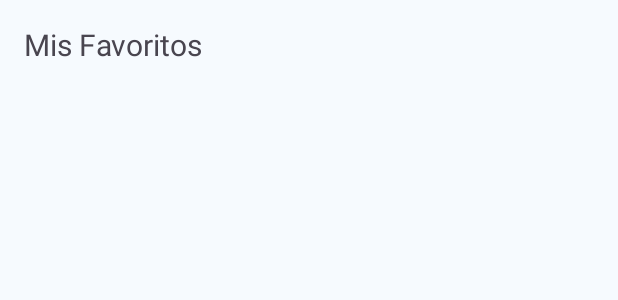
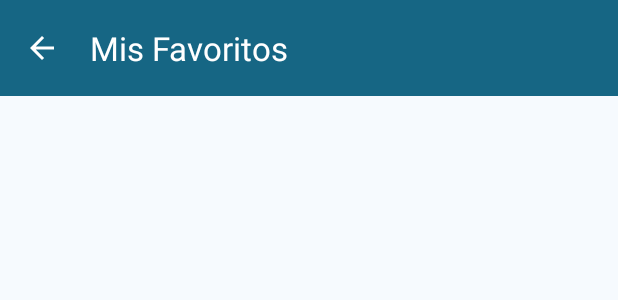
Before and after one commit to xianleon310/DI, an Android app built with Jetpack Compose: the layout fragment_favourites.xml on its own in the app's theme, with its tools: preview values and no code run, on a phone screen of 412 x 824 dp. Shown: the top 300 px of the screen. Run offline under Robolectric (Android 15) with nearby library versions, the phone set to English and light mode, and no system bars.

Commit message:
Semana4:Added top bar and navigation in favouritesFragment

```diff
--- a/Proyecto2ev/app/src/main/java/com/example/firebase2ev/fragments/FavouritesFragment.java
+++ b/Proyecto2ev/app/src/main/java/com/example/firebase2ev/fragments/FavouritesFragment.java
@@ -1,6 +1,5 @@
 package com.example.firebase2ev.fragments;
 
-import android.content.Intent;
 import android.os.Bundle;
 import android.view.LayoutInflater;
 import android.view.View;
@@ -18,7 +17,7 @@ import com.example.firebase2ev.adapters.GameAdapter;
 import com.example.firebase2ev.models.Game;
 import com.example.firebase2ev.viewmodels.GameViewModel;
 import com.example.firebase2ev.views.DashboardActivity;
-import com.example.firebase2ev.views.DetailActivity;
+import com.google.android.material.appbar.MaterialToolbar;
 
 public class FavouritesFragment extends Fragment implements GameAdapter.OnGameClickListener {
     private GameViewModel viewModel;
@@ -31,6 +30,12 @@ public class FavouritesFragment extends Fragment implements GameAdapter.OnGameCl
 
         // Inicializar ViewModel
         viewModel = new ViewModelProvider(this).get(GameViewModel.class);
+
+        // Configurar toolbar
+        MaterialToolbar toolbar = view.findViewById(R.id.toolbar);
+        toolbar.setNavigationOnClickListener(v ->
+                requireActivity().getSupportFragmentManager().popBackStack()
+        );
 
         // Configurar RecyclerView
         RecyclerView recyclerView = view.findViewById(R.id.favouritesRecyclerView);
--- a/Proyecto2ev/app/src/main/res/layout/fragment_favourites.xml
+++ b/Proyecto2ev/app/src/main/res/layout/fragment_favourites.xml
@@ -1,26 +1,30 @@
 <?xml version="1.0" encoding="utf-8"?>
-<androidx.constraintlayout.widget.ConstraintLayout
+<androidx.coordinatorlayout.widget.CoordinatorLayout
     xmlns:android="http://schemas.android.com/apk/res/android"
     xmlns:app="http://schemas.android.com/apk/res-auto"
     android:layout_width="match_parent"
     android:layout_height="match_parent">
 
-    <TextView
-        android:id="@+id/favouritesTitle"
-        android:layout_width="wrap_content"
-        android:layout_height="wrap_content"
-        android:text="Mis Favoritos"
-        android:textSize="20sp"
-        android:layout_margin="16dp"
-        app:layout_constraintTop_toTopOf="parent"
-        app:layout_constraintStart_toStartOf="parent"/>
+    <com.google.android.material.appbar.AppBarLayout
+        android:layout_width="match_parent"
+        android:layout_height="wrap_content">
+
+        <com.google.android.material.appbar.MaterialToolbar
+            android:id="@+id/toolbar"
+            android:layout_width="match_parent"
+            android:layout_height="?attr/actionBarSize"
+            android:background="?attr/colorPrimary"
+            app:navigationIcon="@drawable/ic_back"
+            app:title="Mis Favoritos"
+            app:titleTextColor="?attr/colorOnPrimary"/>
+
+    </com.google.android.material.appbar.AppBarLayout>
 
     <androidx.recyclerview.widget.RecyclerView
         android:id="@+id/favouritesRecyclerView"
         android:layout_width="match_parent"
-        android:layout_height="0dp"
+        android:layout_height="match_parent"
         android:padding="16dp"
-        app:layout_constraintTop_toBottomOf="@id/favouritesTitle"
-        app:layout_constraintBottom_toBottomOf="parent"/>
+        app:layout_behavior="@string/appbar_scrolling_view_behavior"/>
 
-</androidx.constraintlayout.widget.ConstraintLayout>
+</androidx.coordinatorlayout.widget.CoordinatorLayout>
```
